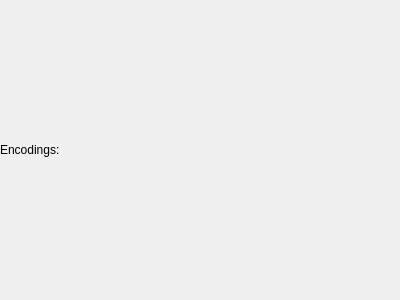
The window that brainframe_qt/ui/dialogs/identity_configuration_2/encoding_list/encoding_list.ui (aotuai/brainframe-qt) describes before a commit, drawn with Qt 5.
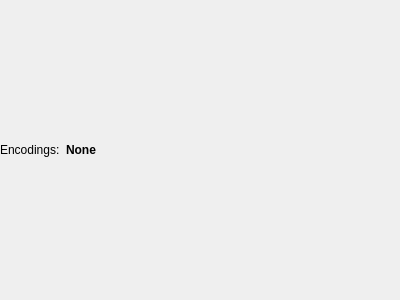
The same window after the commit.

Diff of the .ui file:
```diff
--- a/brainframe_qt/ui/dialogs/identity_configuration_2/encoding_list/encoding_list.ui
+++ b/brainframe_qt/ui/dialogs/identity_configuration_2/encoding_list/encoding_list.ui
@@ -13,7 +13,7 @@
   <property name="windowTitle">
    <string>Form</string>
   </property>
-  <layout class="QVBoxLayout" name="verticalLayout">
+  <layout class="QVBoxLayout" name="verticalLayout" stretch="0,1">
    <property name="spacing">
     <number>0</number>
    </property>
@@ -30,11 +30,43 @@
     <number>0</number>
    </property>
    <item>
-    <widget class="QLabel" name="label">
-     <property name="text">
-      <string>Encodings:</string>
+    <layout class="QHBoxLayout" name="horizontalLayout">
+     <property name="spacing">
+      <number>6</number>
      </property>
-    </widget>
+     <item>
+      <widget class="QLabel" name="label">
+       <property name="sizePolicy">
+        <sizepolicy hsizetype="Preferred" vsizetype="Fixed">
+         <horstretch>0</horstretch>
+         <verstretch>0</verstretch>
+        </sizepolicy>
+       </property>
+       <property name="text">
+        <string>Encodings:</string>
+       </property>
+      </widget>
+     </item>
+     <item>
+      <widget class="QLabel" name="none_label">
+       <property name="sizePolicy">
+        <sizepolicy hsizetype="Expanding" vsizetype="Fixed">
+         <horstretch>0</horstretch>
+         <verstretch>0</verstretch>
+        </sizepolicy>
+       </property>
+       <property name="font">
+        <font>
+         <weight>75</weight>
+         <bold>true</bold>
+        </font>
+       </property>
+       <property name="text">
+        <string>None</string>
+       </property>
+      </widget>
+     </item>
+    </layout>
    </item>
    <item>
     <layout class="QVBoxLayout" name="encoding_list_layout">
```
